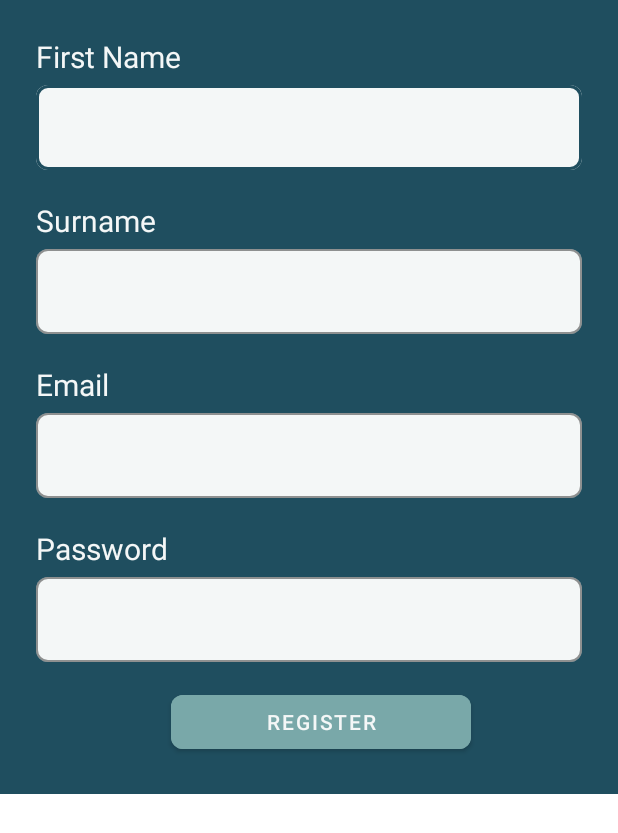
After one commit to JamesWestonKnox/MoneyManager, an Android app: the layout register_popup.xml on its own in the app's theme, with its tools: preview values and no code run, on a phone screen of 412 x 824 dp. The commit adds this screen. Shown: the top 833 px of the screen. Run offline under Robolectric (Android 15) with nearby library versions, the phone set to English and light mode, and no system bars.

Commit message:
Added goals to database. Added registration popup form

```diff
--- a/app/src/main/java/com/example/moneymanager/AppDatabase.kt
+++ b/app/src/main/java/com/example/moneymanager/AppDatabase.kt
@@ -6,12 +6,13 @@ import androidx.room.Room
 import androidx.room.RoomDatabase
 
 
-@Database(entities = [User::class, UserTransaction::class, Budget::class], version = 6)
+@Database(entities = [User::class, UserTransaction::class, Budget::class, Goal::class], version = 7)
 abstract class AppDatabase : RoomDatabase() {
 
     abstract fun userDao(): UserDao
     abstract fun budgetDao(): BudgetDao
     abstract fun transactionDao(): TransactionDao
+    abstract fun goalDao(): GoalDao
 
     companion object {
         @Volatile
--- a/app/src/main/java/com/example/moneymanager/GoalsActivity.kt
+++ b/app/src/main/java/com/example/moneymanager/GoalsActivity.kt
@@ -28,7 +28,7 @@ class GoalsActivity : AppCompatActivity() {
 
     private var savedGoalName: String = "New Goal"
     private var savedGoalAmount: Double = 0.0
-    private var currentProgressAmount: Double = 0.0 // You can tie this to actual savings data later.
+    private var currentProgressAmount: Double = 0.0
 
     override fun onCreate(savedInstanceState: Bundle?) {
         super.onCreate(savedInstanceState)
@@ -42,7 +42,7 @@ class GoalsActivity : AppCompatActivity() {
 
         expandButton1.setOnClickListener {
             if (expandableLayout1.visibility == View.GONE) {
-                // Expand with animation
+
                 expandableLayout1.measure(
                     View.MeasureSpec.makeMeasureSpec((expandableLayout1.parent as View).width, View.MeasureSpec.EXACTLY),
                     View.MeasureSpec.UNSPECIFIED
--- a/app/src/main/java/com/example/moneymanager/MainActivity.kt
+++ b/app/src/main/java/com/example/moneymanager/MainActivity.kt
@@ -2,14 +2,13 @@ package com.example.moneymanager
 
 import android.content.Intent
 import android.os.Bundle
+import android.view.LayoutInflater
 import android.widget.Button
 import android.widget.EditText
 import android.widget.Toast
-import androidx.activity.enableEdgeToEdge
 import androidx.appcompat.app.AppCompatActivity
-import androidx.core.view.ViewCompat
-import androidx.core.view.WindowInsetsCompat
 import androidx.lifecycle.lifecycleScope
+import com.google.android.material.bottomsheet.BottomSheetDialog
 import kotlinx.coroutines.launch
 
 class MainActivity : AppCompatActivity() {
@@ -32,25 +31,10 @@ class MainActivity : AppCompatActivity() {
 
         userDao = AppDatabase.getDatabase(this).userDao()
 
-        registerButton.setOnClickListener {
-            val email = emailEditText.text.toString().trim()
-            val password = passwordEditText.text.toString().trim()
-
-            if (email.isNotEmpty() && password.isNotEmpty()) {
-                lifecycleScope.launch {
-                    val existingUser = userDao.getUserByEmail(email)
-
-                    if (existingUser == null) {
-                        val newUser = User(email = email, password = password)
-                        userDao.insertUser(newUser)
-                        showToast("Registration successful")
-                    } else {
-                        showToast("User with this email already exists")
-                    }
-                }
-            } else {
-                showToast("Please enter a valid email and password")
-            }
+        registerButton.setOnClickListener{
+            val bottomSheetDialog = BottomSheetDialog(this)
+            val sheetView = LayoutInflater.from(this).inflate(R.layout.register_popup, null)
+            bottomSheetDialog.setContentView(sheetView)
         }
 
         loginButton.setOnClickListener {
--- a/app/src/main/java/com/example/moneymanager/User.kt
+++ b/app/src/main/java/com/example/moneymanager/User.kt
@@ -6,6 +6,8 @@ import androidx.room.PrimaryKey
 @Entity(tableName = "users")
 data class User(
     @PrimaryKey(autoGenerate = true ) val id: Long = 0,
+    val firstName: String,
+    val surname: String,
     val email: String,
     val password: String
 )
--- a/app/src/main/res/layout/activity_main.xml
+++ b/app/src/main/res/layout/activity_main.xml
@@ -58,7 +58,7 @@
             android:orientation="vertical">
 
             <TextView
-                android:id="@+id/tvPassword1"
+                android:id="@+id/tvEmail"
                 android:layout_width="match_parent"
                 android:layout_height="wrap_content"
                 android:text="Email"
--- a/app/src/main/res/layout/bottom_sheet_new_goal.xml
+++ b/app/src/main/res/layout/bottom_sheet_new_goal.xml
@@ -1,46 +1,43 @@
 <?xml version="1.0" encoding="utf-8"?>
-<LinearLayout xmlns:android="http://schemas.android.com/apk/res/android"
+<LinearLayout
+    xmlns:android="http://schemas.android.com/apk/res/android"
+    android:layout_width="match_parent"
+    android:layout_height="wrap_content"
     android:orientation="vertical"
-    android:padding="24dp"
-    android:layout_width="match_parent"
-    android:layout_height="wrap_content">
+    android:padding="24dp">
 
     <EditText
         android:id="@+id/editGoalName"
         android:layout_width="match_parent"
         android:layout_height="wrap_content"
-        android:minHeight="48dp"
         android:hint="Goal Name"
         android:inputType="text"
+        android:minHeight="48dp"
         android:paddingVertical="12dp" />
 
     <EditText
         android:id="@+id/editGoalAmount"
         android:layout_width="match_parent"
         android:layout_height="wrap_content"
-        android:minHeight="48dp"
-        android:layout_marginTop="12dp"
         android:hint="Goal Amount"
         android:inputType="numberDecimal"
+        android:minHeight="48dp"
         android:paddingVertical="12dp" />
-
 
     <TextView
         android:id="@+id/tvGoalDate"
         android:layout_width="match_parent"
         android:layout_height="wrap_content"
+        android:background="@drawable/date_picker_bg"
+        android:padding="12dp"
         android:text="Select Goal Date"
-        android:padding="12dp"
-        android:layout_marginTop="12dp"
-        android:background="@drawable/date_picker_bg"
         android:textColor="#444" />
 
     <Button
         android:id="@+id/btnSaveGoal"
         android:layout_width="match_parent"
         android:layout_height="wrap_content"
+        android:backgroundTint="#557C83"
         android:text="Save Goal"
-        android:layout_marginTop="20dp"
-        android:backgroundTint="#557C83"
-        android:textColor="#FFFFFF"/>
+        android:textColor="#FFFFFF" />
 </LinearLayout>
--- /dev/null
+++ b/app/src/main/res/layout/register_popup.xml
@@ -0,0 +1,151 @@
+<?xml version="1.0" encoding="utf-8"?>
+<LinearLayout xmlns:android="http://schemas.android.com/apk/res/android"
+    xmlns:app="http://schemas.android.com/apk/res-auto"
+    android:layout_width="match_parent"
+    android:layout_height="wrap_content"
+    android:background="#1F4E5F"
+    android:orientation="vertical"
+    android:padding="24dp">
+
+    <LinearLayout
+        android:layout_width="match_parent"
+        android:layout_height="match_parent"
+        android:orientation="vertical">
+
+        <TextView
+            android:id="@+id/tvFirstName"
+            android:layout_width="match_parent"
+            android:layout_height="wrap_content"
+            android:text="First Name"
+            android:textColor="#F4F7F7"
+            android:textSize="20sp" />
+
+        <com.google.android.material.textfield.TextInputLayout
+            style="@style/Widget.MaterialComponents.TextInputLayout.OutlinedBox"
+            android:layout_width="match_parent"
+            android:layout_height="match_parent"
+            app:boxBackgroundColor="#F4F7F7"
+            app:boxBackgroundMode="outline"
+            app:boxCornerRadiusBottomEnd="8dp"
+            app:boxCornerRadiusBottomStart="8dp"
+            app:boxCornerRadiusTopEnd="8dp"
+            app:boxCornerRadiusTopStart="8dp"
+            app:boxStrokeColor="#1F4E5F">
+
+            <com.google.android.material.textfield.TextInputEditText
+                android:id="@+id/etFirstName"
+                android:layout_width="match_parent"
+                android:layout_height="wrap_content"
+                android:layout_weight="1"
+                android:inputType="textEmailAddress" />
+
+        </com.google.android.material.textfield.TextInputLayout>
+
+        <TextView
+            android:id="@+id/tvSurname"
+            android:layout_width="match_parent"
+            android:layout_height="wrap_content"
+            android:layout_marginTop="20dp"
+            android:text="Surname"
+            android:textColor="#F4F7F7"
+            android:textSize="20sp" />
+
+        <com.google.android.material.textfield.TextInputLayout
+            style="@style/Widget.MaterialComponents.TextInputLayout.OutlinedBox"
+            android:layout_width="match_parent"
+            android:layout_height="match_parent"
+            app:boxBackgroundColor="#F4F7F7"
+            app:boxBackgroundMode="outline"
+            app:boxCornerRadiusBottomEnd="8dp"
+            app:boxCornerRadiusBottomStart="8dp"
+            app:boxCornerRadiusTopEnd="8dp"
+            app:boxCornerRadiusTopStart="8dp"
+            app:boxStrokeColor="#1F4E5F">
+
+            <com.google.android.material.textfield.TextInputEditText
+                android:id="@+id/etSurname"
+                android:layout_width="match_parent"
+                android:layout_height="wrap_content"
+                android:layout_weight="1"
+                android:inputType="textEmailAddress" />
+
+        </com.google.android.material.textfield.TextInputLayout>
+
+        <TextView
+            android:id="@+id/tvEmail"
+            android:layout_width="match_parent"
+            android:layout_height="wrap_content"
+            android:layout_marginTop="20dp"
+            android:text="Email"
+            android:textColor="#F4F7F7"
+            android:textSize="20sp" />
+
+        <com.google.android.material.textfield.TextInputLayout
+            style="@style/Widget.MaterialComponents.TextInputLayout.OutlinedBox"
+            android:layout_width="match_parent"
+            android:layout_height="wrap_content"
+            app:boxBackgroundColor="#F4F7F7"
+            app:boxBackgroundMode="outline"
+            app:boxCornerRadiusBottomEnd="8dp"
+            app:boxCornerRadiusBottomStart="8dp"
+            app:boxCornerRadiusTopEnd="8dp"
+            app:boxCornerRadiusTopStart="8dp"
+            app:boxStrokeColor="#1F4E5F">
+
+            <com.google.android.material.textfield.TextInputEditText
+                android:id="@+id/etEmail"
+                android:layout_width="match_parent"
+                android:layout_height="wrap_content"
+                android:inputType="textEmailAddress" />
+
+        </com.google.android.material.textfield.TextInputLayout>
+
+        <TextView
+            android:id="@+id/tvPassword"
+            android:layout_width="match_parent"
+            android:layout_height="wrap_content"
+            android:layout_marginTop="20dp"
+            android:text="Password"
+            android:textColor="#F4F7F7"
+            android:textSize="20sp" />
+
+        <com.google.android.material.textfield.TextInputLayout
+            style="@style/Widget.MaterialComponents.TextInputLayout.OutlinedBox"
+            android:layout_width="match_parent"
+            android:layout_height="wrap_content"
+            app:boxBackgroundColor="#F4F7F7"
+            app:boxBackgroundMode="outline"
+            app:boxCornerRadiusBottomEnd="8dp"
+            app:boxCornerRadiusBottomStart="8dp"
+            app:boxCornerRadiusTopEnd="8dp"
+            app:boxCornerRadiusTopStart="8dp"
+            app:boxStrokeColor="#1F4E5F">
+
+            <com.google.android.material.textfield.TextInputEditText
+                android:id="@+id/etPassword"
+                android:layout_width="match_parent"
+                android:layout_height="wrap_content"
+                android:inputType="textPassword" />
+        </com.google.android.material.textfield.TextInputLayout>
+
+        <LinearLayout
+            android:layout_width="match_parent"
+            android:layout_height="wrap_content"
+            android:layout_marginTop="16dp"
+            android:orientation="horizontal">
+
+            <Button
+                android:id="@+id/btnRegister"
+                android:layout_width="200dp"
+                android:layout_height="wrap_content"
+                android:layout_gravity="center"
+                android:layout_marginHorizontal="90dp"
+                android:backgroundTint="#79A8A9"
+                android:text="Register"
+                android:textColor="#F4F7F7"
+                app:cornerRadius="8dp" />
+
+        </LinearLayout>
+
+    </LinearLayout>
+</LinearLayout>
--- a/app/src/main/res/layout/reports_page.xml
+++ b/app/src/main/res/layout/reports_page.xml
@@ -8,21 +8,21 @@
 
     <!-- Patch update message -->
 
+
     <TextView
         android:id="@+id/patchMessage"
         android:layout_width="wrap_content"
         android:layout_height="wrap_content"
-        android:layout_marginBottom="372dp"
+        android:layout_marginBottom="392dp"
         android:background="@drawable/rounded_label_background"
         android:padding="12dp"
-        android:text="This update will be available in the next patch"
+        android:text="Coming in next update"
         android:textColor="#FFFFFF"
-        android:textSize="16sp"
+        android:textSize="24sp"
         app:layout_constraintBottom_toTopOf="@id/bottom_navigation"
         app:layout_constraintEnd_toEndOf="parent"
-        app:layout_constraintHorizontal_bias="0.494"
+        app:layout_constraintHorizontal_bias="0.496"
         app:layout_constraintStart_toStartOf="parent" />
-
 
     <com.google.android.material.bottomnavigation.BottomNavigationView
         android:id="@+id/bottom_navigation"
```
